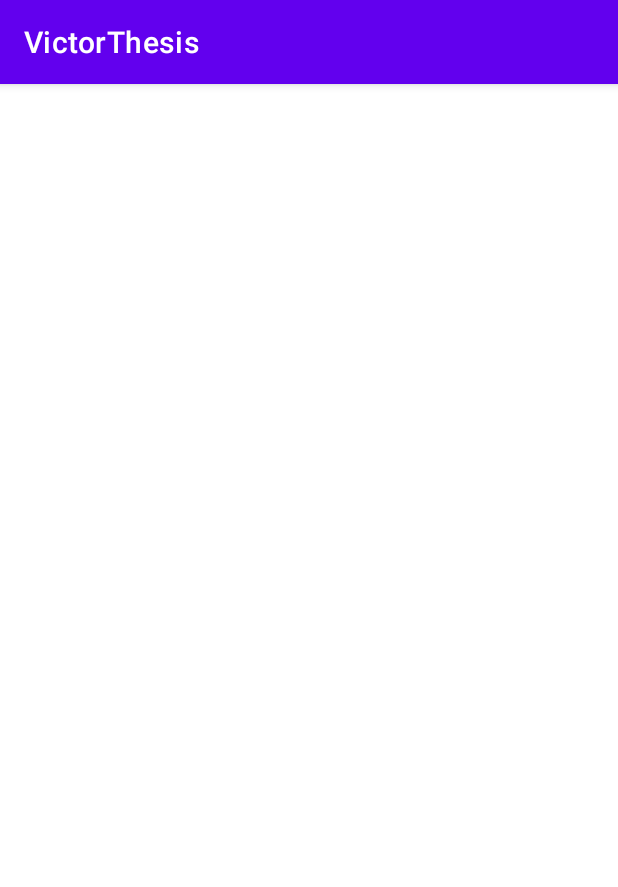
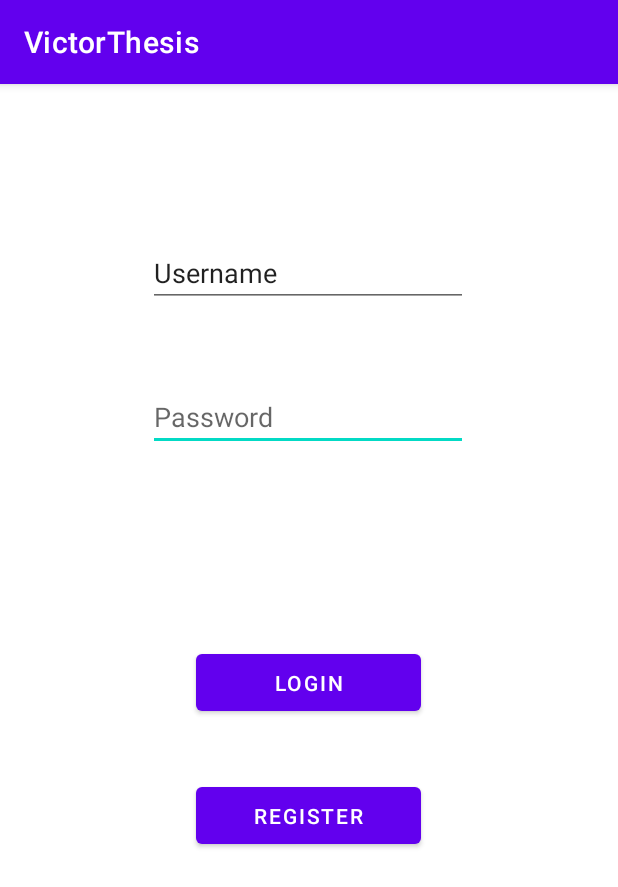
Before and after one commit to LeandroJLN/VictorThesis, an Android app: the screen it shows after launch (MainActivity), on a phone screen of 412 x 824 dp. Shown: the top 887 px of the screen. Run offline under Robolectric (Android 15) with nearby library versions, the phone set to English and light mode, and no system bars.

```diff
--- a/app/src/main/res/layout/activity_main.xml
+++ b/app/src/main/res/layout/activity_main.xml
@@ -4,4 +4,57 @@
     xmlns:tools="http://schemas.android.com/tools"
     android:layout_width="match_parent"
     android:layout_height="match_parent"
-    tools:context=".MainActivity"/>
+    tools:context=".MainActivity">
+
+    <Button
+        android:id="@+id/btn_login"
+        android:layout_width="150dp"
+        android:layout_height="50dp"
+        android:text="Login"
+        app:layout_constraintBottom_toBottomOf="parent"
+        app:layout_constraintEnd_toEndOf="parent"
+        app:layout_constraintHorizontal_bias="0.498"
+        app:layout_constraintStart_toStartOf="parent"
+        app:layout_constraintTop_toTopOf="parent"
+        app:layout_constraintVertical_bias="0.521" />
+
+    <EditText
+        android:id="@+id/Etext_password"
+        android:layout_width="wrap_content"
+        android:layout_height="wrap_content"
+        android:ems="10"
+        android:hint="Password"
+        android:inputType="textPassword"
+        app:layout_constraintBottom_toTopOf="@+id/btn_login"
+        app:layout_constraintEnd_toEndOf="parent"
+        app:layout_constraintHorizontal_bias="0.497"
+        app:layout_constraintStart_toStartOf="parent"
+        app:layout_constraintTop_toTopOf="parent"
+        app:layout_constraintVertical_bias="0.606" />
+
+    <EditText
+        android:id="@+id/Etext_name"
+        android:layout_width="wrap_content"
+        android:layout_height="wrap_content"
+        android:ems="10"
+        android:inputType="textPersonName"
+        android:text="Username"
+        app:layout_constraintBottom_toTopOf="@+id/Etext_password"
+        app:layout_constraintEnd_toEndOf="parent"
+        app:layout_constraintHorizontal_bias="0.497"
+        app:layout_constraintStart_toStartOf="parent"
+        app:layout_constraintTop_toTopOf="parent"
+        app:layout_constraintVertical_bias="0.672" />
+
+    <Button
+        android:id="@+id/btn_register"
+        android:layout_width="150dp"
+        android:layout_height="50dp"
+        android:text="Register"
+        app:layout_constraintBottom_toBottomOf="parent"
+        app:layout_constraintEnd_toEndOf="parent"
+        app:layout_constraintHorizontal_bias="0.498"
+        app:layout_constraintStart_toStartOf="parent"
+        app:layout_constraintTop_toBottomOf="@+id/btn_login"
+        app:layout_constraintVertical_bias="0.132" />
+</androidx.constraintlayout.widget.ConstraintLayout>
```
